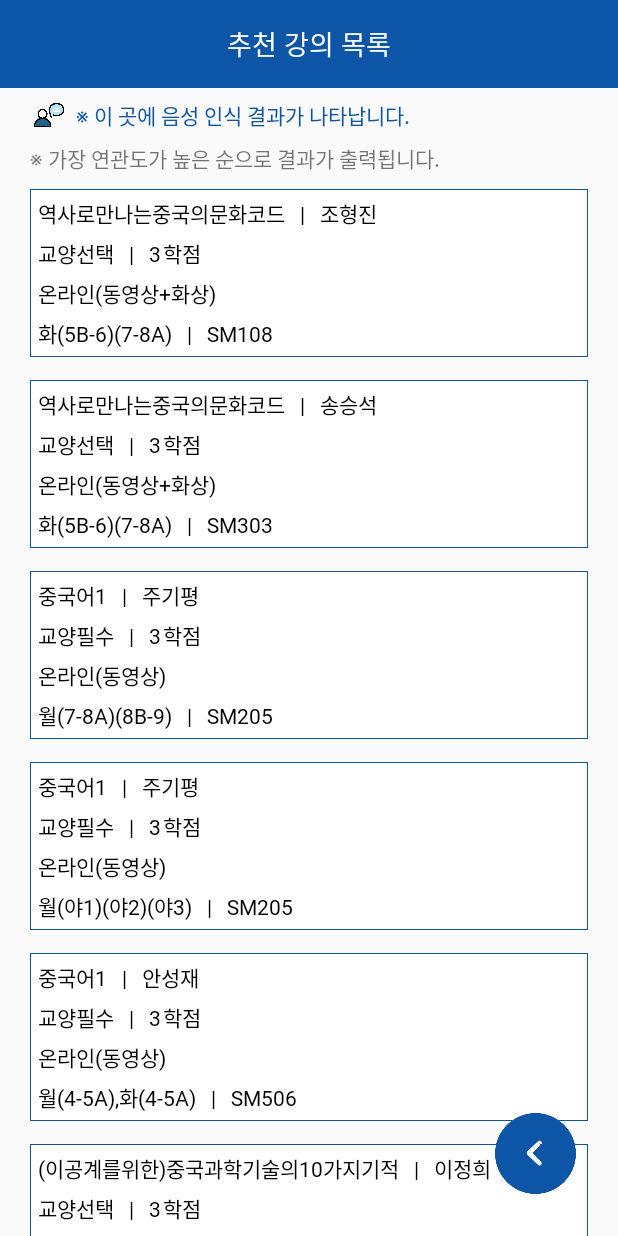
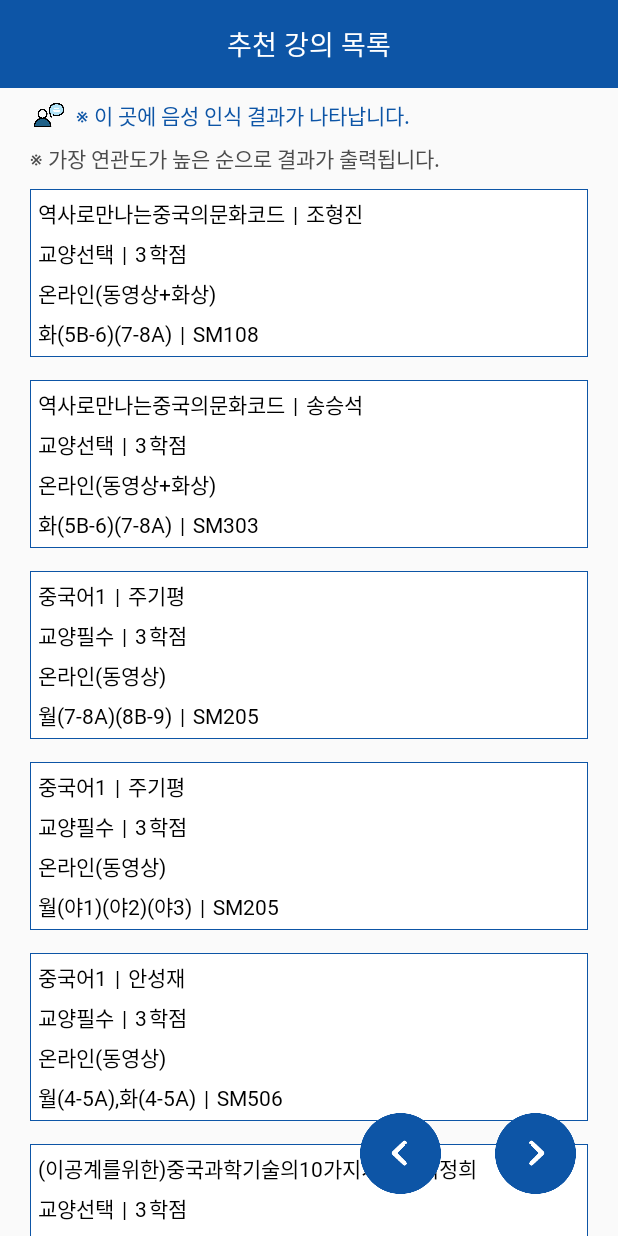
Before and after one commit to Pyeonbok/capstone-design, an Android app: the RecommendActivity screen opened directly, with no data from a screen before it, on a phone screen of 412 x 824 dp. Run offline under Robolectric (Android 15) with nearby library versions, the phone set to English and light mode, and no system bars.

Commit message:
Update 210318

```diff
--- a/Gaegang/Gaegang/app/src/main/java/com/example/gaegang/RecommendActivity.kt
+++ b/Gaegang/Gaegang/app/src/main/java/com/example/gaegang/RecommendActivity.kt
@@ -82,6 +82,13 @@ class RecommendActivity : AppCompatActivity() {
             startActivity(intent)
         }
 
+        val next_intent = findViewById(R.id.button_next) as ImageButton
+        next_intent.setOnClickListener {
+            val intent= Intent(this,TimeTableActivity::class.java)
+            startActivity(intent)
+        }
+
+
         // textView (stt) 값 전달받기
         val getintent = getIntent()
         if (getintent.hasExtra("textStt")){
--- a/Gaegang/Gaegang/app/src/main/res/layout/activity_recommend.xml
+++ b/Gaegang/Gaegang/app/src/main/res/layout/activity_recommend.xml
@@ -82,6 +82,7 @@
         app:layout_constraintEnd_toEndOf="parent"
         app:layout_constraintStart_toStartOf="parent"
         app:layout_constraintTop_toBottomOf="@id/layout_stt"
+        android:textColor="@color/grey_1"
         android:text="※ 가장 연관도가 높은 순으로 결과가 출력됩니다."/>
 
 
@@ -115,13 +116,23 @@
             android:id="@+id/button_prev"
             android:layout_width="90dp"
             android:layout_height="90dp"
-            android:layout_marginEnd="10dp"
             android:layout_marginBottom="10dp"
             android:adjustViewBounds="true"
             android:background="@android:color/transparent"
             android:scaleType="fitCenter"
             android:src="@drawable/prev"/>
 
+        <ImageButton
+            android:id="@+id/button_next"
+            android:layout_width="90dp"
+            android:layout_height="90dp"
+            android:layout_marginEnd="10dp"
+            android:layout_marginBottom="10dp"
+            android:adjustViewBounds="true"
+            android:background="@android:color/transparent"
+            android:scaleType="fitCenter"
+            android:src="@drawable/next"/>
+
 
     </LinearLayout>
 </androidx.constraintlayout.widget.ConstraintLayout>
--- a/Gaegang/Gaegang/app/src/main/res/layout/activity_search.xml
+++ b/Gaegang/Gaegang/app/src/main/res/layout/activity_search.xml
@@ -4,6 +4,7 @@
     xmlns:app="http://schemas.android.com/apk/res-auto"
     android:layout_width="match_parent"
     android:layout_height="match_parent">
+
     <LinearLayout
         android:id="@+id/layout_text"
         android:layout_width="match_parent"
--- a/Gaegang/Gaegang/app/src/main/res/layout/recommended_item.xml
+++ b/Gaegang/Gaegang/app/src/main/res/layout/recommended_item.xml
@@ -28,7 +28,7 @@
             android:id="@+id/textView12"
             android:layout_width="wrap_content"
             android:layout_height="wrap_content"
-            android:layout_marginStart="10dp"
+            android:layout_marginStart="5dp"
             android:fontFamily="@font/ridibatang"
             android:text="|"
             android:textColor="@color/black" />
@@ -37,7 +37,7 @@
             android:id="@+id/text_professor"
             android:layout_width="wrap_content"
             android:layout_height="wrap_content"
-            android:layout_marginStart="10dp"
+            android:layout_marginStart="5dp"
             android:fontFamily="@font/ridibatang"
             android:text="교수명"
             android:textColor="@color/black" />
@@ -63,7 +63,7 @@
             android:id="@+id/textView13"
             android:layout_width="wrap_content"
             android:layout_height="wrap_content"
-            android:layout_marginStart="10dp"
+            android:layout_marginStart="5dp"
             android:fontFamily="@font/ridibatang"
             android:text="|"
             android:textColor="@color/black" />
@@ -72,7 +72,7 @@
             android:id="@+id/text_credit"
             android:layout_width="wrap_content"
             android:layout_height="wrap_content"
-            android:layout_marginStart="10dp"
+            android:layout_marginStart="5dp"
             android:fontFamily="@font/ridibatang"
             android:text="학점"
             android:textColor="@color/black" />
@@ -117,7 +117,7 @@
             android:id="@+id/textView14"
             android:layout_width="wrap_content"
             android:layout_height="wrap_content"
-            android:layout_marginStart="10dp"
+            android:layout_marginStart="5dp"
             android:fontFamily="@font/ridibatang"
             android:text="|"
             android:textColor="@color/black" />
@@ -126,7 +126,7 @@
             android:id="@+id/text_classroom"
             android:layout_width="wrap_content"
             android:layout_height="wrap_content"
-            android:layout_marginStart="10dp"
+            android:layout_marginStart="5dp"
             android:fontFamily="@font/ridibatang"
             android:text="강의실"
             android:textColor="@color/black" />
```
Also changed, not shown: Gaegang/Gaegang/app/build.gradle (+6 -5 lines), Gaegang/Gaegang/app/src/main/AndroidManifest.xml (+6 -1 lines), Gaegang/Gaegang/app/src/main/java/com/example/gaegang/dataClass/Recommended.kt (+7 -0 lines).
